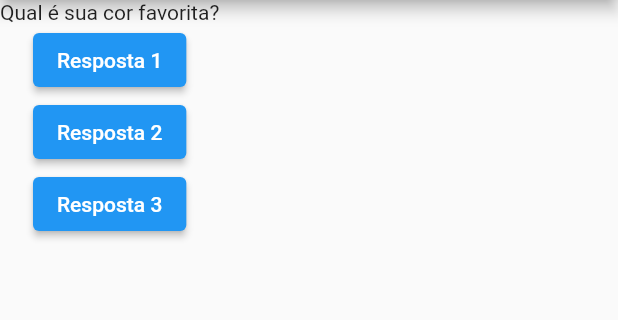
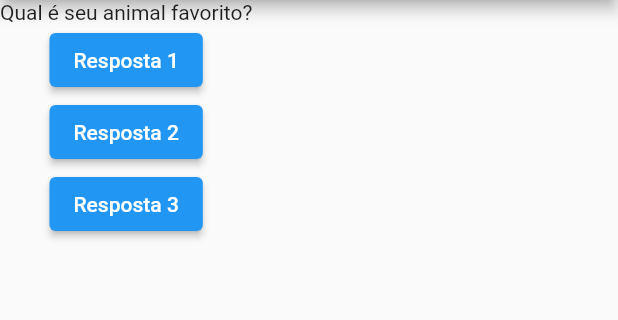
Before and after one commit to jonataslaet/udemy, a Flutter app: the screen it shows after launch, after a tap on "Resposta 1", on a phone screen of 412 x 824 dp, the part 84-404 px from its top. Run offline on Flutter 3.47's test engine with Material 2 defaults, Android fonts, the light colour scheme and no system bars.

Commit message:
curso-flutter
Funções Anônimas
Variáveis em StatelessWidget
Usando StatefulWidget
Tornando Membros Privados

```diff
--- a/ws-curso-flutter/projeto_perguntas/lib/main.dart
+++ b/ws-curso-flutter/projeto_perguntas/lib/main.dart
@@ -4,13 +4,22 @@ void main() {
   runApp(new PerguntaApp());
 }
 
-class PerguntaApp extends StatelessWidget {
-  void responder() {
+class _PerguntaAppState extends State<PerguntaApp> {
+  var _perguntaSelecionada = 0;
+
+  void _responder() {
+    setState(() {
+      _perguntaSelecionada++;
+    });
     print('Pergunta respondida!');
   }
 
-  final perguntas = ['Qual é sua cor favorita?', 'Qual é seu animal favorito?'];
+  @override
   Widget build(BuildContext context) {
+    final perguntas = [
+      'Qual é sua cor favorita?',
+      'Qual é seu animal favorito?'
+    ];
     return MaterialApp(
       home: Scaffold(
         appBar: AppBar(
@@ -18,13 +27,19 @@ class PerguntaApp extends StatelessWidget {
         ),
         body: Column(
           children: [
-            Text(perguntas[0]),
-            ElevatedButton(onPressed: responder, child: Text('Resposta 1')),
-            ElevatedButton(onPressed: responder, child: Text('Resposta 2')),
-            ElevatedButton(onPressed: responder, child: Text('Resposta 3')),
+            Text(perguntas[_perguntaSelecionada]),
+            ElevatedButton(onPressed: _responder, child: Text('Resposta 1')),
+            ElevatedButton(onPressed: _responder, child: Text('Resposta 2')),
+            ElevatedButton(onPressed: _responder, child: Text('Resposta 3')),
           ],
         ),
       ),
     );
   }
 }
+
+class PerguntaApp extends StatefulWidget {
+  _PerguntaAppState createState() {
+    return _PerguntaAppState();
+  }
+}
```
